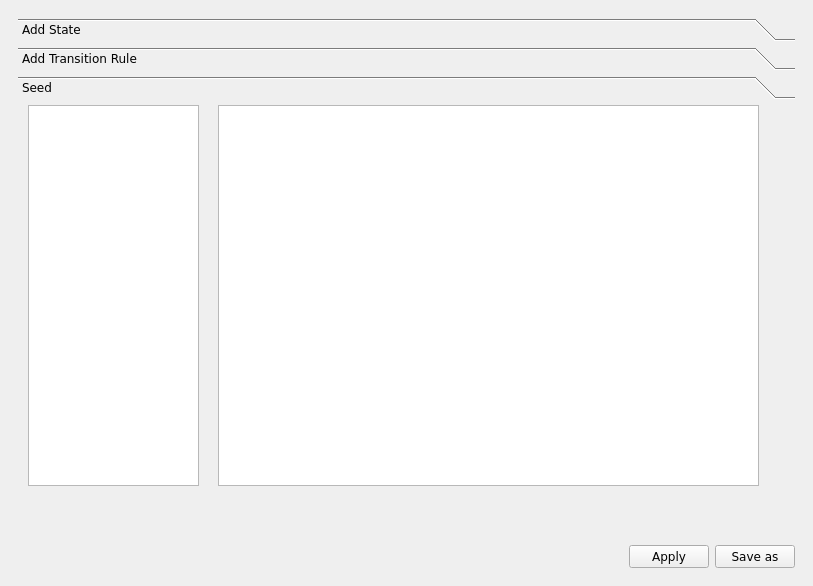
Before: the Qt Designer form UI Files/sCRNEditorWindow.ui in asarg/AutoTile, drawn with Qt 5.
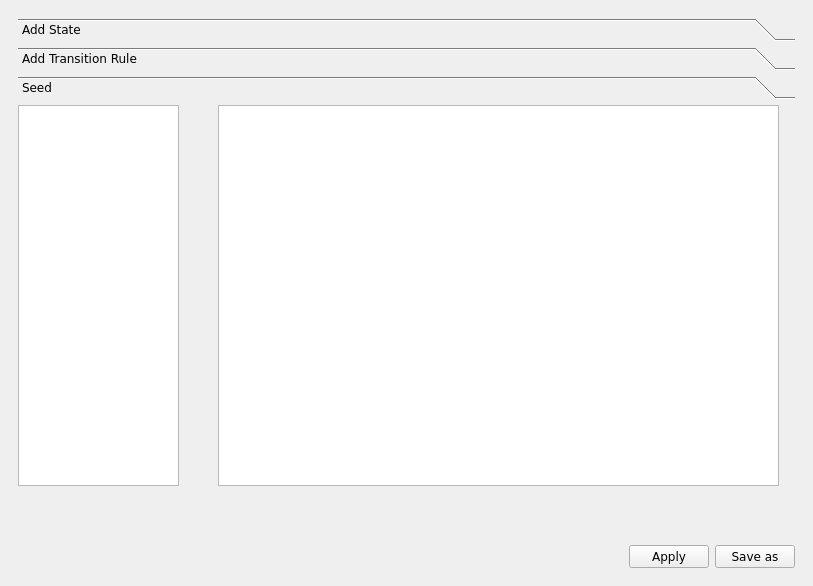
After: the same form once the commit is applied. The open tabs and pages were chosen to show the change.

Commit message: changed table to graphicsview

```diff
--- a/UI Files/sCRNEditorWindow.ui
+++ b/UI Files/sCRNEditorWindow.ui
@@ -244,22 +244,22 @@
           <attribute name="label">
            <string>Seed</string>
           </attribute>
-          <widget class="QTableWidget" name="tableWidget_4">
+          <widget class="QGraphicsView" name="graphicsView">
            <property name="geometry">
             <rect>
-             <x>10</x>
+             <x>200</x>
              <y>0</y>
-             <width>171</width>
+             <width>561</width>
              <height>381</height>
             </rect>
            </property>
           </widget>
-          <widget class="QGraphicsView" name="graphicsView">
+          <widget class="QGraphicsView" name="tableGraphicsView">
            <property name="geometry">
             <rect>
-             <x>200</x>
+             <x>0</x>
              <y>0</y>
-             <width>541</width>
+             <width>161</width>
              <height>381</height>
             </rect>
            </property>
```
The commit also changes 1 other file.
